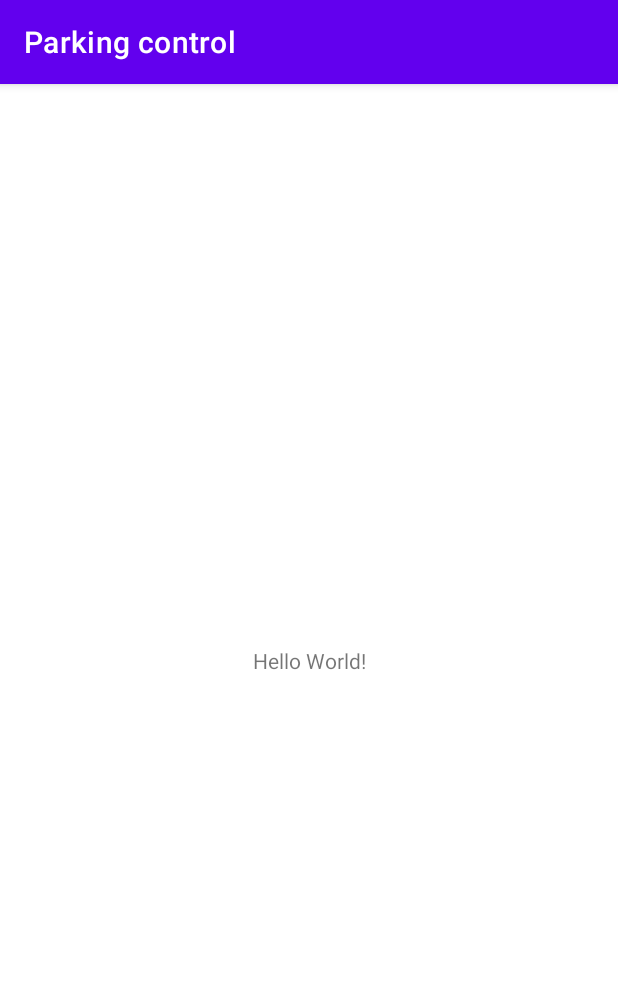
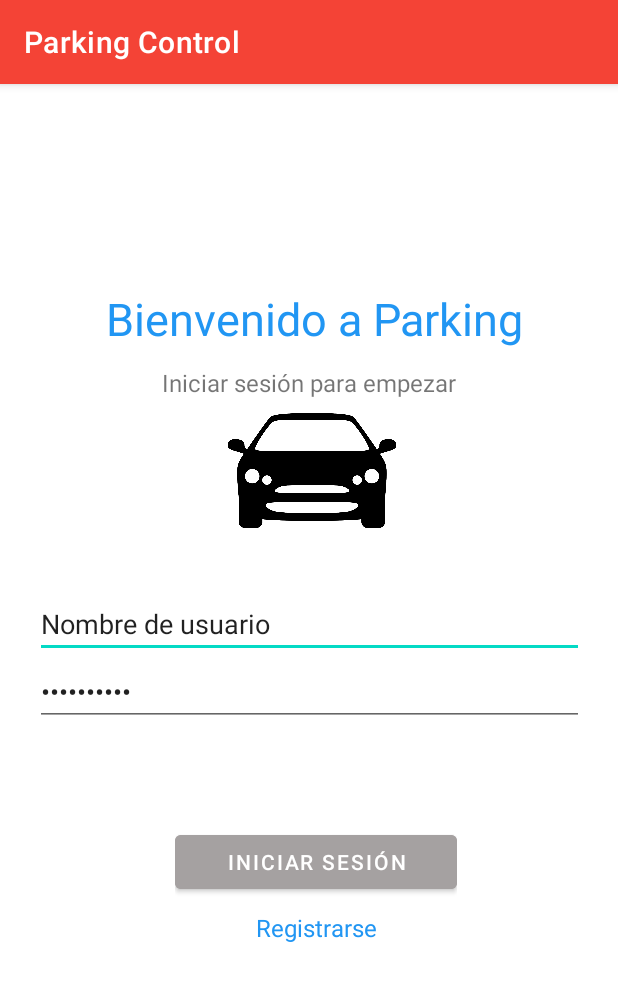
Before and after one commit to gustavopavichevich/TP3_Grupo6, an Android app: the screen it shows after launch (MainActivity), on a phone screen of 412 x 824 dp. Shown: the top 981 px of the screen. Run offline under Robolectric (Android 15) with nearby library versions, the phone set to English and light mode, and no system bars.

Commit message:
(Upgrade): Se relaciona el proyecto git con pantallas de Pablos

```diff
--- a/app/src/main/AndroidManifest.xml
+++ b/app/src/main/AndroidManifest.xml
@@ -10,11 +10,13 @@
         android:supportsRtl="true"
         android:theme="@style/Theme.ParkingControl">
         <activity
+            android:name=".Registro"
+            android:exported="true" />
+        <activity
             android:name=".MainActivity"
             android:exported="true">
             <intent-filter>
                 <action android:name="android.intent.action.MAIN" />
-
                 <category android:name="android.intent.category.LAUNCHER" />
             </intent-filter>
         </activity>
--- a/app/src/main/java/ar/com/parkingcontrol/AdminSQLiteOpenHelper.java
+++ b/app/src/main/java/ar/com/parkingcontrol/AdminSQLiteOpenHelper.java
@@ -1,5 +1,6 @@
 package ar.com.parkingcontrol;
-
+import android.database.sqlite.SQLiteOpenHelper;
 
 public class AdminSQLiteOpenHelper {
+
 }
--- a/app/src/main/java/ar/com/parkingcontrol/MainActivity.java
+++ b/app/src/main/java/ar/com/parkingcontrol/MainActivity.java
@@ -2,7 +2,9 @@ package ar.com.parkingcontrol;
 
 import androidx.appcompat.app.AppCompatActivity;
 
+import android.content.Intent;
 import android.os.Bundle;
+import android.view.View;
 
 public class MainActivity extends AppCompatActivity {
 
@@ -11,4 +13,9 @@ public class MainActivity extends AppCompatActivity {
         super.onCreate(savedInstanceState);
         setContentView(R.layout.activity_main);
     }
+    public void Registrar (View view)
+    {
+        Intent registrar = new Intent( this, Registro.class);
+        startActivity(registrar );
+    }
 }
--- /dev/null
+++ b/app/src/main/java/ar/com/parkingcontrol/entity/login.java
@@ -0,0 +1,4 @@
+package ar.com.parkingcontrol.entity;
+
+public class login {
+}
--- a/app/src/main/res/layout/activity_main.xml
+++ b/app/src/main/res/layout/activity_main.xml
@@ -1,4 +1,5 @@
 <?xml version="1.0" encoding="utf-8"?>
+
 <androidx.constraintlayout.widget.ConstraintLayout xmlns:android="http://schemas.android.com/apk/res/android"
     xmlns:app="http://schemas.android.com/apk/res-auto"
     xmlns:tools="http://schemas.android.com/tools"
@@ -6,13 +7,97 @@
     android:layout_height="match_parent"
     tools:context=".MainActivity">
 
+
     <TextView
+        android:id="@+id/textView6"
+        android:layout_width="341dp"
+        android:layout_height="40dp"
+        android:layout_marginTop="136dp"
+        android:text="@string/Titulo"
+        android:textColor="#2196F3"
+        android:textSize="30sp"
+        app:layout_constraintEnd_toEndOf="parent"
+        app:layout_constraintHorizontal_bias="1.0"
+        app:layout_constraintStart_toStartOf="parent"
+        app:layout_constraintTop_toTopOf="parent" />
+
+    <TextView
+        android:id="@+id/textView7"
         android:layout_width="wrap_content"
         android:layout_height="wrap_content"
-        android:text="Hello World!"
+        android:layout_marginTop="12dp"
+        android:text="@string/iniciosesion"
+        android:textSize="16sp"
+        app:layout_constraintEnd_toEndOf="parent"
+        app:layout_constraintStart_toStartOf="parent"
+        app:layout_constraintTop_toBottomOf="@+id/textView6" />
+
+    <ImageView
+        android:id="@+id/imageView4"
+        android:layout_width="200dp"
+        android:layout_height="79dp"
+        android:layout_marginTop="8dp"
+        app:layout_constraintEnd_toEndOf="parent"
+        app:layout_constraintHorizontal_bias="0.511"
+        app:layout_constraintStart_toStartOf="parent"
+        app:layout_constraintTop_toBottomOf="@+id/textView7"
+        app:srcCompat="@drawable/car" />
+
+    <LinearLayout
+        android:layout_width="366dp"
+        android:layout_height="106dp"
+        android:orientation="vertical"
+        app:layout_constraintBottom_toTopOf="@+id/linearLayout"
+        app:layout_constraintEnd_toEndOf="parent"
+        app:layout_constraintStart_toStartOf="parent"
+        app:layout_constraintTop_toBottomOf="@+id/imageView4"
+        app:layout_constraintVertical_bias="0.436">
+
+        <EditText
+            android:id="@+id/etuser"
+            android:layout_width="match_parent"
+            android:layout_height="wrap_content"
+            android:ems="10"
+            android:inputType="textPersonName"
+            android:text="@string/usuario" />
+
+        <EditText
+            android:id="@+id/txtcontraseña"
+            android:layout_width="match_parent"
+            android:layout_height="wrap_content"
+            android:ems="10"
+            android:inputType="textPassword"
+            android:text="@string/Contraseña" />
+    </LinearLayout>
+
+    <LinearLayout
+        android:id="@+id/linearLayout"
+        android:layout_width="188dp"
+        android:layout_height="105dp"
+        android:layout_marginBottom="168dp"
+        android:orientation="vertical"
         app:layout_constraintBottom_toBottomOf="parent"
-        app:layout_constraintLeft_toLeftOf="parent"
-        app:layout_constraintRight_toRightOf="parent"
-        app:layout_constraintTop_toTopOf="parent" />
+        app:layout_constraintEnd_toEndOf="parent"
+        app:layout_constraintHorizontal_bias="0.52"
+        app:layout_constraintStart_toStartOf="parent">
 
+        <Button
+            android:id="@+id/btnIniciar"
+            android:layout_width="match_parent"
+            android:layout_height="wrap_content"
+            android:backgroundTint="#A5A1A1"
+            android:text="@string/boton_iniciar"
+            android:textColorHint="#DCDACBCB" />
+
+        <TextView
+            android:id="@+id/txtregistrese"
+            android:layout_width="match_parent"
+            android:layout_height="40dp"
+            android:clickable="true"
+            android:gravity="center"
+            android:onClick="Registrar"
+            android:text="@string/registrar"
+            android:textColor="#2196F3"
+            android:textSize="16sp" />
+    </LinearLayout>
 </androidx.constraintlayout.widget.ConstraintLayout>
--- a/app/src/main/res/values/colors.xml
+++ b/app/src/main/res/values/colors.xml
@@ -7,4 +7,5 @@
     <color name="teal_700">#FF018786</color>
     <color name="black">#FF000000</color>
     <color name="white">#FFFFFFFF</color>
+    <color name="red">#F44336</color>
 </resources>
--- a/app/src/main/res/values/strings.xml
+++ b/app/src/main/res/values/strings.xml
@@ -1,3 +1,10 @@
 <resources>
-    <string name="app_name">Parking control</string>
+    <string name="app_name">Parking Control</string>
+    <string name="Titulo">Bienvenido a Parking System</string>
+    <string name="iniciosesion">Iniciar sesión para empezar</string>
+    <string name="usuario">Nombre de usuario</string>
+    <string name="Contraseña">Contraseña</string>
+    <string name="boton_iniciar">Iniciar Sesión</string>
+    <string name="registrar">Registrarse</string>
+
 </resources>
--- a/app/src/main/res/values/themes.xml
+++ b/app/src/main/res/values/themes.xml
@@ -2,7 +2,7 @@
     <!-- Base application theme. -->
     <style name="Theme.ParkingControl" parent="Theme.MaterialComponents.DayNight.DarkActionBar">
         <!-- Primary brand color. -->
-        <item name="colorPrimary">@color/purple_500</item>
+        <item name="colorPrimary">@color/red</item>
         <item name="colorPrimaryVariant">@color/purple_700</item>
         <item name="colorOnPrimary">@color/white</item>
         <!-- Secondary brand color. -->
```
Also changed, not shown: app/src/main/java/ar/com/parkingcontrol/Registro.java (added, +14 -0 lines), app/src/main/res/drawable-v24/ic_launcher_background.xml (added, +170 -0 lines), app/src/main/res/layout/activity_registro.xml (added, +84 -0 lines), app/src/main/res/drawable-v24/car.png (added), app/src/main/res/drawable-v24/descarga.png (added), app/src/main/res/drawable-v24/user.png (added), app/src/main/res/drawable-v24/user2.jpg (added).
